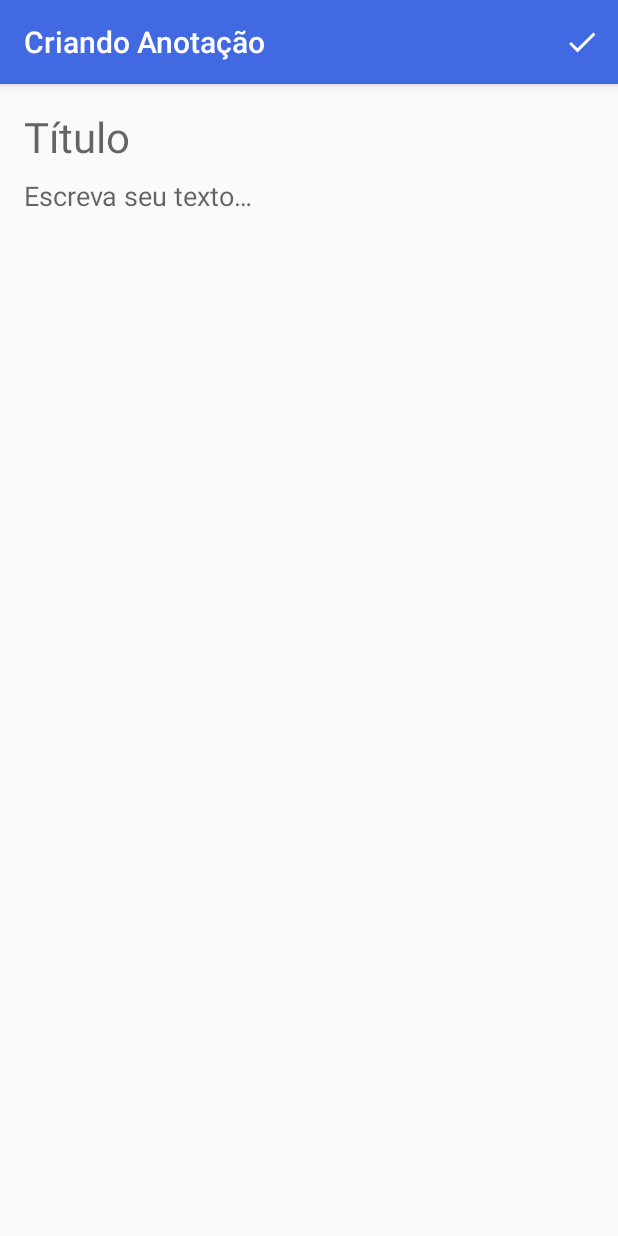
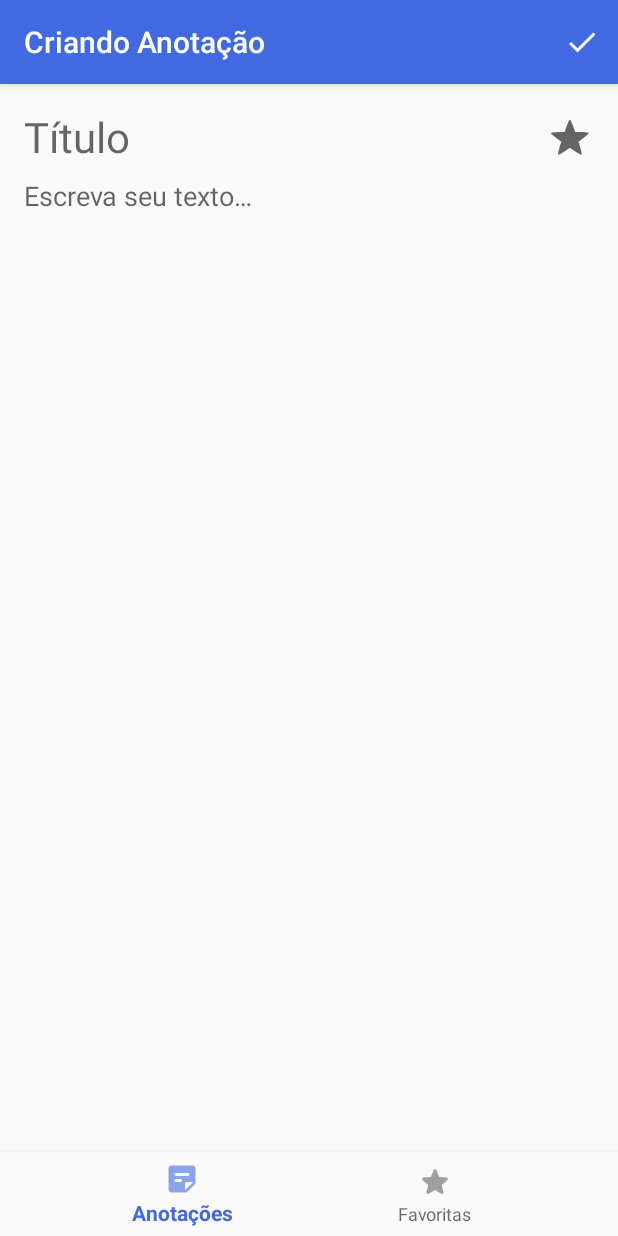
Before and after one commit to jonataslinoo/Notes, an Android app: the screen it shows after launch (MainActivity), after a tap on an icon or button, on a phone screen of 412 x 824 dp. Run offline under Robolectric (Android 15) with nearby library versions, the phone set to English and light mode, and no system bars; our stand-ins replace Room's generated code, data binding, navigation-ui; 2 statements that could not run were skipped.

Commit message:
Adicionado bottom navigation para fazer a lista de anotações e favoritas na tela principal. Ajustado nome das listas no grafo e adicionado novo menu da bottom navigation para fazer as transições de tela. Ajustado e adicionado novas queries para trazer as anotações e favoritas separadas, (tela de favoritas ainda não sendo utilizada.) Habilitado para gravar favoritas e ajustado layout da activity principal para mostrar o bottom navigation e montar o controlador para transitar entre as telas.

```diff
--- a/app/src/main/java/br/com/linoo/notes/database/dao/NoteDAO.kt
+++ b/app/src/main/java/br/com/linoo/notes/database/dao/NoteDAO.kt
@@ -8,8 +8,11 @@ import br.com.linoo.notes.model.Note
 @Dao
 interface NoteDAO {
 
-    @Query("SELECT * FROM Note WHERE removida = 0 ORDER BY id DESC")
+    @Query("SELECT * FROM Note WHERE removida = 0 AND favorita = 0 ORDER BY id DESC")
     fun buscaTodas(): LiveData<List<Note>>
+
+    @Query("SELECT * FROM Note WHERE removida = 0 AND favorita = 1 ORDER BY id DESC")
+    fun buscaFavoritas(): LiveData<List<Note>>
 
     @Insert(onConflict = REPLACE)
     fun salva(note: Note)
--- a/app/src/main/java/br/com/linoo/notes/ui/activity/MainActivity.kt
+++ b/app/src/main/java/br/com/linoo/notes/ui/activity/MainActivity.kt
@@ -2,11 +2,17 @@ package br.com.linoo.notes.ui.activity
 
 import android.os.Bundle
 import androidx.appcompat.app.AppCompatActivity
+import androidx.navigation.findNavController
+import androidx.navigation.ui.setupWithNavController
+import br.com.linoo.notes.R
 import br.com.linoo.notes.databinding.ActivityMainBinding
 
 class MainActivity : AppCompatActivity() {
 
     private lateinit var binding: ActivityMainBinding
+    private val controlador by lazy {
+        findNavController(R.id.main_activity_nav_host)
+    }
 
     override fun onCreate(savedInstanceState: Bundle?) {
         super.onCreate(savedInstanceState)
@@ -16,5 +22,7 @@ class MainActivity : AppCompatActivity() {
     private fun defineContentViewBinding() {
         binding = ActivityMainBinding.inflate(layoutInflater)
         setContentView(binding.root)
+
+        binding.mainActivityBottomNavigation.setupWithNavController(controlador)
     }
 }
--- a/app/src/main/java/br/com/linoo/notes/ui/fragment/ListaNotesFragment.kt
+++ b/app/src/main/java/br/com/linoo/notes/ui/fragment/ListaNotesFragment.kt
@@ -15,6 +15,7 @@ import org.koin.android.viewmodel.ext.android.viewModel
 
 private const val MENSAGEM_FALHA_CARREGAR_NOTES = "Não foi possível carregar as anotações"
 private const val TITULO_APPBAR = "Anotações"
+private const val TITULO_APPBAR_FAVORITA = "Favoritas"
 
 class ListaNotesFragment : Fragment() {
     private val viewModel: ListaNotesViewModel by viewModel()
--- a/app/src/main/java/br/com/linoo/notes/ui/recyclerview/adapter/ListNotesAdapter.kt
+++ b/app/src/main/java/br/com/linoo/notes/ui/recyclerview/adapter/ListNotesAdapter.kt
@@ -56,7 +56,7 @@ class ListNotesAdapter(
 
         fun vincula(note: Note) {
             this.note = note
-            viewDataBinding.nota = note
+            viewDataBinding.note = note
         }
 
         init {
--- /dev/null
+++ b/app/src/main/res/drawable-anydpi/ic_action_note.xml
@@ -0,0 +1,11 @@
+<vector xmlns:android="http://schemas.android.com/apk/res/android"
+    android:width="24dp"
+    android:height="24dp"
+    android:viewportWidth="24"
+    android:viewportHeight="24"
+    android:tint="#333333"
+    android:alpha="0.6">
+  <path
+      android:fillColor="@android:color/white"
+      android:pathData="M19,3H4.99C3.89,3 3,3.9 3,5l0.01,14c0,1.1 0.89,2 1.99,2h10l6,-6V5C21,3.9 20.1,3 19,3zM8,8h8c0.55,0 1,0.45 1,1v0c0,0.55 -0.45,1 -1,1H8c-0.55,0 -1,-0.45 -1,-1v0C7,8.45 7.45,8 8,8zM11,14H8c-0.55,0 -1,-0.45 -1,-1v0c0,-0.55 0.45,-1 1,-1h3c0.55,0 1,0.45 1,1v0C12,13.55 11.55,14 11,14zM14,19.5V15c0,-0.55 0.45,-1 1,-1h4.5L14,19.5z"/>
+</vector>
--- /dev/null
+++ b/app/src/main/res/drawable-anydpi/ic_action_note_favorita.xml
@@ -0,0 +1,11 @@
+<vector xmlns:android="http://schemas.android.com/apk/res/android"
+    android:width="24dp"
+    android:height="24dp"
+    android:viewportWidth="24"
+    android:viewportHeight="24"
+    android:tint="#333333"
+    android:alpha="0.6">
+  <path
+      android:fillColor="@android:color/white"
+      android:pathData="M12,17.27l4.15,2.51c0.76,0.46 1.69,-0.22 1.49,-1.08l-1.1,-4.72l3.67,-3.18c0.67,-0.58 0.31,-1.68 -0.57,-1.75l-4.83,-0.41l-1.89,-4.46c-0.34,-0.81 -1.5,-0.81 -1.84,0L9.19,8.63L4.36,9.04c-0.88,0.07 -1.24,1.17 -0.57,1.75l3.67,3.18l-1.1,4.72c-0.2,0.86 0.73,1.54 1.49,1.08L12,17.27z"/>
+</vector>
--- a/app/src/main/res/layout/activity_main.xml
+++ b/app/src/main/res/layout/activity_main.xml
@@ -6,10 +6,26 @@
 
     <fragment
         android:id="@+id/main_activity_nav_host"
-        android:layout_width="match_parent"
-        android:layout_height="match_parent"
         android:name="androidx.navigation.fragment.NavHostFragment"
+        android:layout_width="0dp"
+        android:layout_height="0dp"
         app:defaultNavHost="true"
-        app:navGraph="@navigation/nav_graph"/>
+        app:layout_constraintBottom_toTopOf="@+id/main_activity_bottom_navigation"
+        app:layout_constraintEnd_toEndOf="parent"
+        app:layout_constraintStart_toStartOf="parent"
+        app:layout_constraintTop_toTopOf="parent"
+        app:navGraph="@navigation/nav_graph" />
+
+    <com.google.android.material.bottomnavigation.BottomNavigationView
+        android:id="@+id/main_activity_bottom_navigation"
+        android:layout_width="0dp"
+        android:layout_height="wrap_content"
+        android:background="?android:attr/windowBackground"
+        app:layout_constraintBottom_toBottomOf="parent"
+        app:layout_constraintStart_toStartOf="parent"
+        app:layout_constraintEnd_toEndOf="parent"
+        app:menu="@menu/principal_menu_bottom_navigation">
+
+    </com.google.android.material.bottomnavigation.BottomNavigationView>
 
 </androidx.constraintlayout.widget.ConstraintLayout>
--- a/app/src/main/res/layout/formulario_note.xml
+++ b/app/src/main/res/layout/formulario_note.xml
@@ -33,11 +33,11 @@
         android:layout_width="wrap_content"
         android:layout_height="wrap_content"
         android:layout_marginStart="16dp"
+        android:checked="@={note.favorita}"
         app:layout_constraintBottom_toBottomOf="@id/formulario_note_titulo"
         app:layout_constraintEnd_toEndOf="parent"
         app:layout_constraintStart_toEndOf="@id/formulario_note_titulo"
-        app:layout_constraintTop_toTopOf="@id/formulario_note_titulo"
-        android:visibility="gone"/>
+        app:layout_constraintTop_toTopOf="@id/formulario_note_titulo" />
 
     <EditText
         android:id="@+id/formulario_note_texto"
--- a/app/src/main/res/layout/item_note.xml
+++ b/app/src/main/res/layout/item_note.xml
@@ -10,7 +10,7 @@
             type="android.view.View.OnClickListener" />
 
         <variable
-            name="nota"
+            name="note"
             type="br.com.linoo.notes.model.Note" />
     </data>
 
@@ -40,7 +40,7 @@
                 android:layout_height="wrap_content"
                 android:layout_marginStart="15dp"
                 android:background="@drawable/ic_action_favorite"
-                android:visibility="gone"
+                android:visibility="@{note.favorita ? View.VISIBLE : View.GONE}"
                 app:layout_constraintBottom_toBottomOf="@id/item_note_titulo"
                 app:layout_constraintEnd_toEndOf="parent"
                 app:layout_constraintStart_toEndOf="@id/item_note_titulo"
@@ -53,7 +53,7 @@
                 android:layout_toStartOf="@+id/item_note_star"
                 android:ellipsize="end"
                 android:maxLines="1"
-                android:text="@{nota.titulo}"
+                android:text="@{note.titulo}"
                 android:textSize="20sp"
                 android:textStyle="bold"
                 app:layout_constraintBottom_toBottomOf="parent"
@@ -70,7 +70,7 @@
                 android:layout_below="@id/item_note_titulo"
                 android:ellipsize="end"
                 android:maxLines="2"
-                android:text="@{nota.descricao}"
+                android:text="@{note.descricao}"
                 android:textSize="16sp"
                 app:layout_constraintBottom_toBottomOf="parent"
                 app:layout_constraintEnd_toEndOf="parent"
@@ -86,7 +86,7 @@
                 android:layout_below="@id/item_note_descricao"
                 android:layout_marginTop="2dp"
                 android:maxLines="1"
-                app:carregaTextoData="@{nota.data}"
+                app:carregaTextoData="@{note.data}"
                 android:textSize="13sp"
                 app:layout_constraintBottom_toBottomOf="parent"
                 app:layout_constraintEnd_toEndOf="@id/item_note_descricao"
--- /dev/null
+++ b/app/src/main/res/menu/principal_menu_bottom_navigation.xml
@@ -0,0 +1,12 @@
+<?xml version="1.0" encoding="utf-8"?>
+<menu xmlns:android="http://schemas.android.com/apk/res/android"
+    xmlns:app="http://schemas.android.com/apk/res-auto">
+    <item
+        android:id="@+id/listaNotes"
+        android:icon="@drawable/ic_action_note"
+        android:title="Anotações" />
+    <item
+        android:id="@+id/listaNotesFavoritas"
+        android:icon="@drawable/ic_action_note_favorita"
+        android:title="Favoritas" />
+</menu>
--- a/app/src/main/res/navigation/nav_graph.xml
+++ b/app/src/main/res/navigation/nav_graph.xml
@@ -7,8 +7,8 @@
     <fragment
         android:id="@+id/listaNotes"
         android:name="br.com.linoo.notes.ui.fragment.ListaNotesFragment"
-        android:label="Lista de notas"
-        tools:layout="@layout/lista_notes" >
+        android:label="Lista de anotações"
+        tools:layout="@layout/lista_notes">
         <action
             android:id="@+id/acao_listaNotes_para_visualizaNote"
             app:destination="@id/visualizaNote"
@@ -27,8 +27,8 @@
     <fragment
         android:id="@+id/visualizaNote"
         android:name="br.com.linoo.notes.ui.fragment.VisualizaNoteFragment"
-        android:label="Visualiza Note"
-        tools:layout="@layout/visualiza_note" >
+        android:label="Visualiza anotação"
+        tools:layout="@layout/visualiza_note">
         <action
             android:id="@+id/acao_visualizaNote_para_formularioNote"
             app:destination="@id/formularioNote"
@@ -51,8 +51,8 @@
     <fragment
         android:id="@+id/formularioNote"
         android:name="br.com.linoo.notes.ui.fragment.FormularioNoteFragment"
-        android:label="Formulário Note"
-        tools:layout="@layout/formulario_note" >
+        android:label="Formulário anotação"
+        tools:layout="@layout/formulario_note">
         <action
             android:id="@+id/acao_formularioNote_para_listaNotes"
             app:destination="@id/listaNotes"
@@ -65,4 +65,9 @@
             android:name="noteId"
             app:argType="long" />
     </fragment>
+    <fragment
+        android:id="@+id/listaNotesFavoritas"
+        android:name="br.com.linoo.notes.ui.fragment.ListaNotesFragment"
+        android:label="Lista de anotaões favoritas"
+        tools:layout="@layout/lista_notes"/>
 </navigation>
```
Also changed, not shown: app/src/main/res/drawable-hdpi/ic_action_note.png (added), app/src/main/res/drawable-hdpi/ic_action_note_favorita.png (added), app/src/main/res/drawable-mdpi/ic_action_note.png (added), app/src/main/res/drawable-mdpi/ic_action_note_favorita.png (added), app/src/main/res/drawable-xhdpi/ic_action_note.png (added), app/src/main/res/drawable-xhdpi/ic_action_note_favorita.png (added), app/src/main/res/drawable-xxhdpi/ic_action_note.png (added), app/src/main/res/drawable-xxhdpi/ic_action_note_favorita.png (added).
